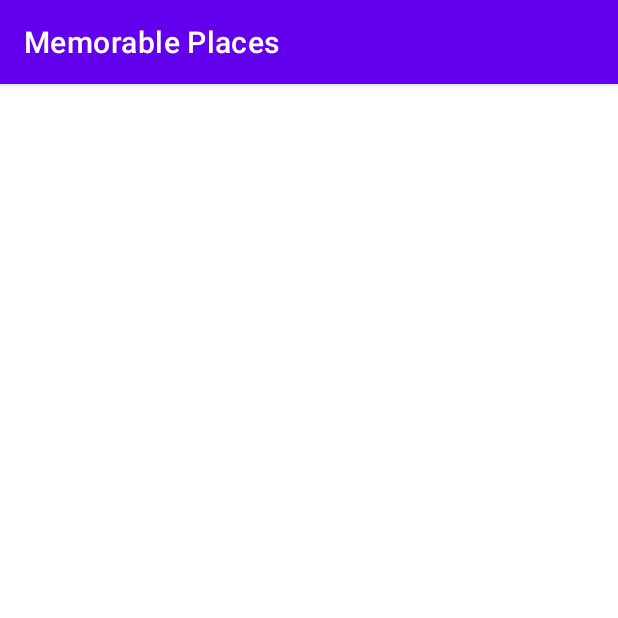
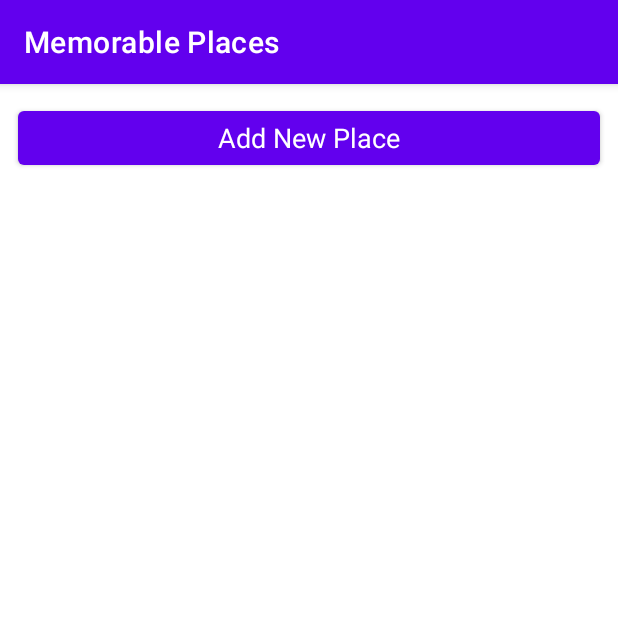
Before and after one commit to iamspd/memorable_places, an Android app: the MainActivity screen opened directly, with no data from a screen before it, on a phone screen of 412 x 824 dp, the top half of it. Run offline under Robolectric (Android 15) with nearby library versions, the phone set to English and light mode, and no system bars.

Commit message:
activity_main.xml - layout created

```diff
--- a/app/src/main/res/layout/activity_main.xml
+++ b/app/src/main/res/layout/activity_main.xml
@@ -1,9 +1,24 @@
 <?xml version="1.0" encoding="utf-8"?>
-<androidx.constraintlayout.widget.ConstraintLayout xmlns:android="http://schemas.android.com/apk/res/android"
-    xmlns:app="http://schemas.android.com/apk/res-auto"
+<RelativeLayout xmlns:android="http://schemas.android.com/apk/res/android"
     xmlns:tools="http://schemas.android.com/tools"
     android:layout_width="match_parent"
     android:layout_height="match_parent"
     tools:context=".MainActivity">
 
-</androidx.constraintlayout.widget.ConstraintLayout>
+    <Button
+        android:id="@+id/btnAddNewPlaces"
+        android:layout_width="match_parent"
+        android:layout_height="wrap_content"
+        android:layout_margin="12dp"
+        android:text="Add New Place"
+        android:textAllCaps="false"
+        android:textAppearance="@style/TextAppearance.AppCompat.Medium" />
+
+    <ListView
+        android:id="@+id/listPlaces"
+        android:layout_width="match_parent"
+        android:layout_height="wrap_content"
+        android:layout_below="@id/btnAddNewPlaces" />
+
+
+</RelativeLayout>
```
